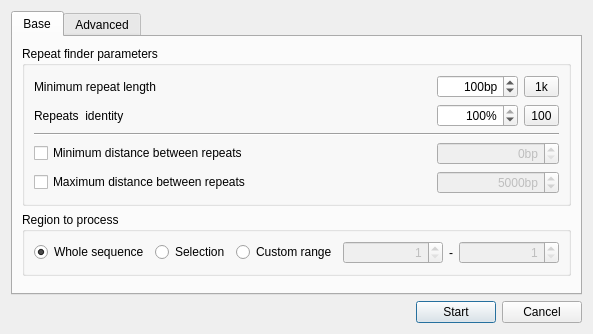
Above: src/plugins/repeat_finder/src/ui/FindRepeatsDialog.ui from violethaze74/ugene before the change. Below: the same form after it.
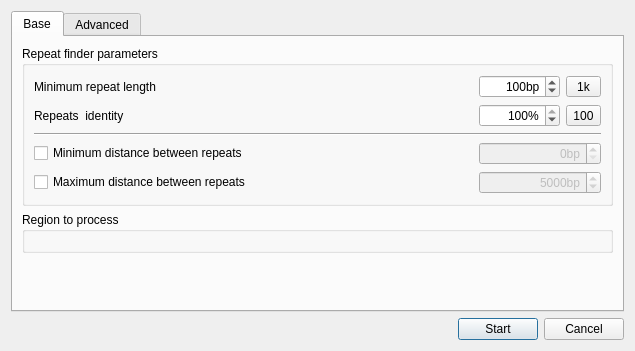
That is the form after the change. Icons and pictures are not drawn.

Commit message: unify selecting sequence region widget UGENE-269

What changed in the file:
```diff
--- a/src/plugins/repeat_finder/src/ui/FindRepeatsDialog.ui
+++ b/src/plugins/repeat_finder/src/ui/FindRepeatsDialog.ui
@@ -9,8 +9,8 @@
    <rect>
     <x>0</x>
     <y>0</y>
-    <width>566</width>
-    <height>315</height>
+    <width>635</width>
+    <height>351</height>
    </rect>
   </property>
   <property name="windowTitle">
@@ -316,99 +316,7 @@
          </property>
          <layout class="QHBoxLayout" name="horizontalLayout_2">
           <item>
-           <widget class="QRadioButton" name="sequenceRangeButton">
-            <property name="text">
-             <string>Whole sequence</string>
-            </property>
-            <property name="checked">
-             <bool>true</bool>
-            </property>
-           </widget>
-          </item>
-          <item>
-           <spacer name="horizontalSpacer_8">
-            <property name="orientation">
-             <enum>Qt::Horizontal</enum>
-            </property>
-            <property name="sizeHint" stdset="0">
-             <size>
-              <width>40</width>
-              <height>20</height>
-             </size>
-            </property>
-           </spacer>
-          </item>
-          <item>
-           <widget class="QRadioButton" name="selectionRangeButton">
-            <property name="text">
-             <string>Selection</string>
-            </property>
-           </widget>
-          </item>
-          <item>
-           <spacer name="horizontalSpacer_9">
-            <property name="orientation">
-             <enum>Qt::Horizontal</enum>
-            </property>
-            <property name="sizeHint" stdset="0">
-             <size>
-              <width>40</width>
-              <height>20</height>
-             </size>
-            </property>
-           </spacer>
-          </item>
-          <item>
-           <widget class="QRadioButton" name="customRangeButton">
-            <property name="text">
-             <string>Custom range</string>
-            </property>
-           </widget>
-          </item>
-          <item>
-           <widget class="QSpinBox" name="customRangeStartBox">
-            <property name="enabled">
-             <bool>false</bool>
-            </property>
-            <property name="minimumSize">
-             <size>
-              <width>100</width>
-              <height>0</height>
-             </size>
-            </property>
-            <property name="alignment">
-             <set>Qt::AlignRight|Qt::AlignTrailing|Qt::AlignVCenter</set>
-            </property>
-            <property name="minimum">
-             <number>1</number>
-            </property>
-           </widget>
-          </item>
-          <item>
-           <widget class="QLabel" name="label_7">
-            <property name="text">
-             <string>-</string>
-            </property>
-           </widget>
-          </item>
-          <item>
-           <widget class="QSpinBox" name="customRangeEndBox">
-            <property name="enabled">
-             <bool>false</bool>
-            </property>
-            <property name="minimumSize">
-             <size>
-              <width>100</width>
-              <height>0</height>
-             </size>
-            </property>
-            <property name="alignment">
-             <set>Qt::AlignRight|Qt::AlignTrailing|Qt::AlignVCenter</set>
-            </property>
-            <property name="minimum">
-             <number>1</number>
-            </property>
-           </widget>
+           <layout class="QHBoxLayout" name="rangeSelectorLayout"/>
           </item>
          </layout>
         </widget>
```
Left out of the diff: 32 changed lines with no effect on the pictures. The commit also changes 37 other files.
